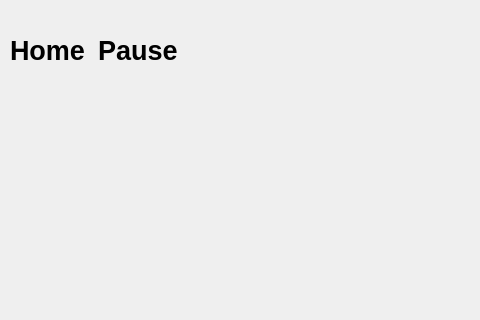
The window that Underperforming-Students-vs-Teachers/gamewindow.ui (mitester/Underperforming-Students-vs-Teachers) describes before a commit, drawn with Qt 5; both pictures show x 0 to 480 and y 0 to 320 of the 1280 by 720 pixel window.
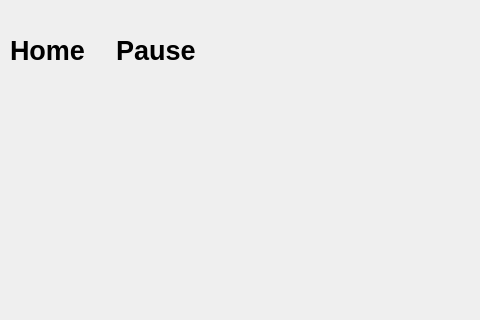
The same window after the commit. Icons and pictures are not drawn. Custom widgets are drawn as their Qt base class.

```diff
--- a/Underperforming-Students-vs-Teachers/gamewindow.ui
+++ b/Underperforming-Students-vs-Teachers/gamewindow.ui
@@ -108,7 +108,7 @@
      <rect>
       <x>10</x>
       <y>10</y>
-      <width>169</width>
+      <width>205</width>
       <height>80</height>
      </rect>
     </property>
```
Left out of the diff: 11 changed lines with no effect on the pictures.
